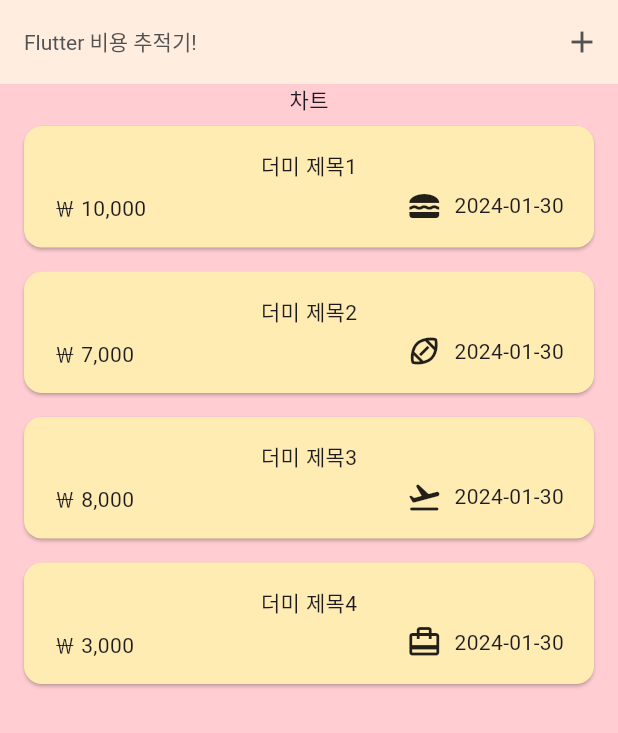
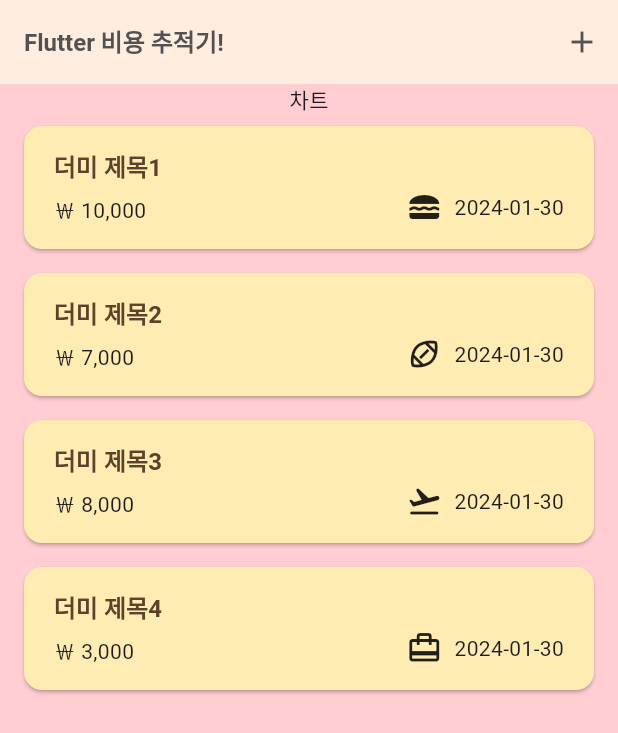
Before and after one commit to beetrbgus/2023-Flutter------, a Flutter app: the screen it shows after launch, on a phone screen of 412 x 824 dp. Shown: the top 733 px of the screen. Run offline on Flutter 3.47's test engine with Material 3 defaults, Android fonts, the phone set to English and light mode, and no system bars; our stand-ins replace google_fonts.

Commit message:
feat - 비용항목 테마적용

```diff
--- a/expense_tracker/lib/main.dart
+++ b/expense_tracker/lib/main.dart
@@ -51,9 +51,9 @@
         ),
         textTheme: ThemeData().textTheme.copyWith(
               titleLarge: TextStyle(
-                fontWeight: FontWeight.normal,
+                fontWeight: FontWeight.bold,
                 color: kColorScheme.onSecondaryContainer,
-                fontSize: 14,
+                fontSize: 16,
               ),
             ),
       ), // 전체 스크린의 색상을 정의
--- a/expense_tracker/lib/widgets/expenses_list/expenses_item.dart
+++ b/expense_tracker/lib/widgets/expenses_list/expenses_item.dart
@@ -21,9 +21,11 @@
               vertical: 16,
             ),
             child: Column(
+              crossAxisAlignment: CrossAxisAlignment.start,
               children: [
                 Text(
                   expense.title,
+                  style: Theme.of(context).textTheme.titleLarge,
                 ),
                 const SizedBox(height: 4),
                 Row(
--- a/expense_tracker/lib/widgets/expenses_list/expenses_list.dart
+++ b/expense_tracker/lib/widgets/expenses_list/expenses_list.dart
@@ -19,7 +19,8 @@
       itemBuilder: (context, index) => Dismissible(
         key: ValueKey(expenses[index]),
         background: Container(
-          color: Theme.of(context).colorScheme.error,
+          color: Theme.of(context).colorScheme.error.withOpacity(0.75),
+          margin: Theme.of(context).cardTheme.margin,
         ),
         direction: DismissDirection.endToStart,
         onDismissed: (direction) {
```
